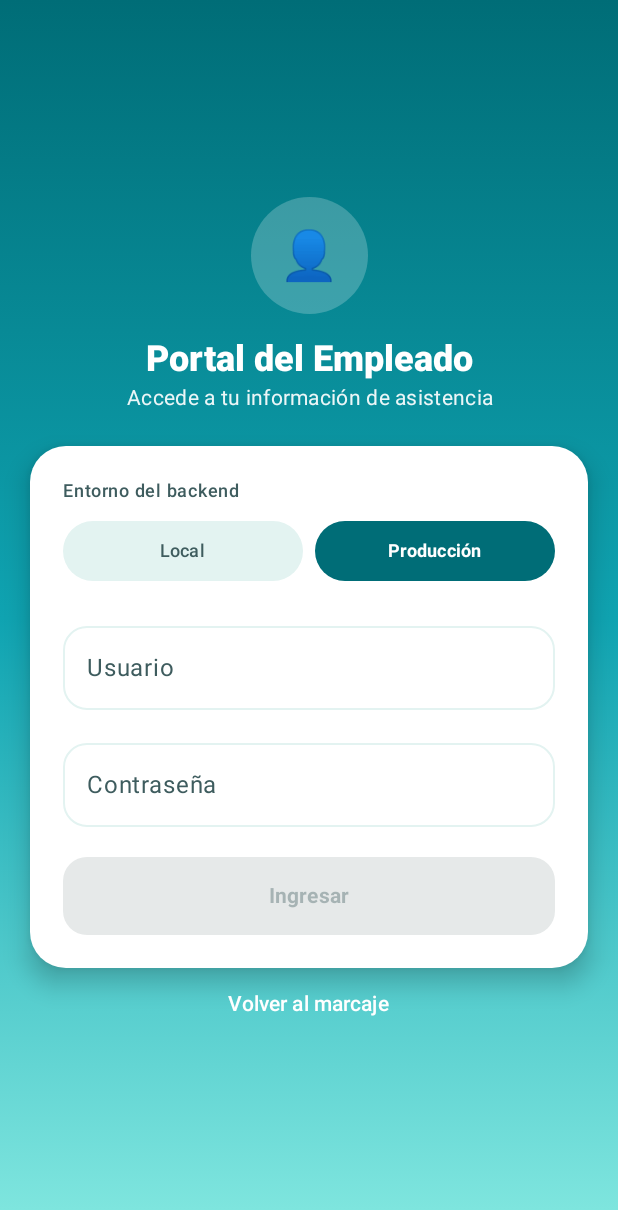
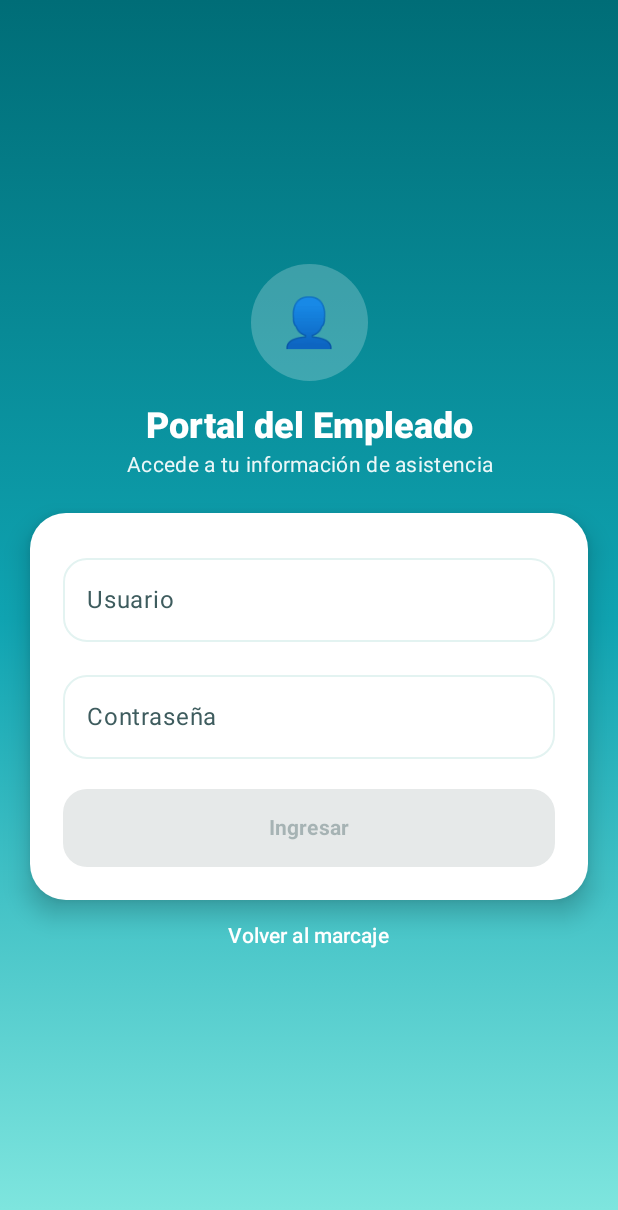
Before and after one commit to ivpizarrofarias/sistemaascistencias, an Android app built with Jetpack Compose: the screen it shows after launch (MainActivity), after a tap on "Portal del empleado (iniciar sesión)", on a phone screen of 412 x 824 dp. Shown: the top 1210 px of the screen. Run offline under Robolectric (Android 15) with nearby library versions, the phone set to English and light mode, and no system bars; 2 other taps on this screen came first.

Commit message:
Rewrite README and remove production backend from Android app

```diff
--- a/android/app/src/main/java/cl/ipfsoft/backend/app/MainActivity.kt
+++ b/android/app/src/main/java/cl/ipfsoft/backend/app/MainActivity.kt
@@ -14,7 +14,7 @@ import androidx.compose.runtime.collectAsState
 import androidx.compose.runtime.getValue
 import androidx.compose.ui.Modifier
 import androidx.lifecycle.ViewModelProvider
-import cl.ipfsoft.backend.app.data.EnvironmentStore
+import cl.ipfsoft.backend.app.data.RetrofitClient
 import cl.ipfsoft.backend.app.data.TokenStore
 import cl.ipfsoft.backend.app.ui.MainViewModel
 import cl.ipfsoft.backend.app.ui.screens.HomeScreen
@@ -31,8 +31,8 @@ class MainActivity : ComponentActivity() {
                 @Suppress("UNCHECKED_CAST")
                 override fun <T : androidx.lifecycle.ViewModel> create(modelClass: Class<T>): T {
                     return MainViewModel(
+                        api = RetrofitClient.instance,
                         tokenStore = TokenStore(applicationContext),
-                        environmentStore = EnvironmentStore(applicationContext),
                     ) as T
                 }
             },
@@ -70,7 +70,6 @@ private fun AppRoot(viewModel: MainViewModel) {
                         state = state,
                         onLogout = { viewModel.logout() },
                         onSelectEmployee = { viewModel.selectEmployee(it) },
-                        onSelectEnvironment = { viewModel.setEnvironment(it) },
                     )
                 }
                 state.showLogin -> {
@@ -78,7 +77,6 @@ private fun AppRoot(viewModel: MainViewModel) {
                         state = state,
                         onLogin = { u, p -> viewModel.login(u, p) },
                         onBack = { viewModel.openKiosk() },
-                        onSelectEnvironment = { viewModel.setEnvironment(it) },
                     )
                 }
                 else -> {
@@ -86,7 +84,6 @@ private fun AppRoot(viewModel: MainViewModel) {
                         state = state,
                         onMark = { viewModel.mark(it) },
                         onOpenLogin = { viewModel.openLogin() },
-                        onSelectEnvironment = { viewModel.setEnvironment(it) },
                     )
                 }
             }
--- a/android/app/src/main/java/cl/ipfsoft/backend/app/data/EnvironmentStore.kt
+++ /dev/null
@@ -1,38 +0,0 @@
-package cl.ipfsoft.backend.app.data
-
-import android.content.Context
-import androidx.datastore.preferences.core.edit
-import androidx.datastore.preferences.core.stringPreferencesKey
-import androidx.datastore.preferences.preferencesDataStore
-import kotlinx.coroutines.flow.Flow
-import kotlinx.coroutines.flow.first
-import kotlinx.coroutines.flow.map
-
-private val Context.environmentDataStore by preferencesDataStore(name = "environment")
-
-/**
- * Guarda el entorno de backend elegido (local o producción) por separado de la
- * sesión, para que cerrar sesión no resetee la elección.
- */
-class EnvironmentStore(private val context: Context) {
-
-    private companion object {
-        val KEY_ENVIRONMENT = stringPreferencesKey("backend_environment")
-    }
-
-    val environment: Flow<BackendEnvironment> = context.environmentDataStore.data.map { prefs ->
-        val nombre = prefs[KEY_ENVIRONMENT] ?: BackendEnvironment.LOCAL.name
-        runCatching { BackendEnvironment.valueOf(nombre) }
-            .getOrDefault(BackendEnvironment.LOCAL)
-            .takeIf { it.isConfigured }
-            ?: BackendEnvironment.LOCAL
-    }
-
-    suspend fun current(): BackendEnvironment = environment.first()
-
-    suspend fun save(environment: BackendEnvironment) {
-        context.environmentDataStore.edit { prefs ->
-            prefs[KEY_ENVIRONMENT] = environment.name
-        }
-    }
-}
--- a/android/app/src/main/java/cl/ipfsoft/backend/app/data/RetrofitClient.kt
+++ b/android/app/src/main/java/cl/ipfsoft/backend/app/data/RetrofitClient.kt
@@ -9,29 +9,16 @@ import retrofit2.converter.gson.GsonConverterFactory
 import java.util.concurrent.TimeUnit
 
 /**
- * Backends que puede usar la app. En ambos casos se consume la API REST: la app
- * nunca se conecta a MySQL directamente.
- *
- * Las URLs se inyectan desde android/local.properties en tiempo de compilación,
- * por lo que la URL de producción no se sube a GitHub. Si no está configurada,
- * la opción aparece deshabilitada en la app.
- */
-enum class BackendEnvironment(val label: String, val baseUrl: String) {
-    LOCAL("Local", BuildConfig.LOCAL_BASE_URL),
-    PRODUCCION("Producción", BuildConfig.PRODUCTION_BASE_URL),
-    ;
-
-    val isConfigured: Boolean
-        get() = baseUrl.startsWith("http://") || baseUrl.startsWith("https://")
-}
-
-/**
  * Cliente HTTP de la app mediante Retrofit/OkHttp.
  *
- * Las rutas de ApiService ya incluyen el prefijo "api/", por eso las URLs base
- * terminan solo en "/". Se crea un cliente por entorno y se reutiliza.
+ * La app apunta solo al backend LOCAL, inyectado desde android/local.properties
+ * (o su valor por defecto). Las rutas de ApiService ya incluyen el prefijo
+ * "api/", por eso BASE_URL termina solo en "/".
  */
 object RetrofitClient {
+
+    // La IP local del emulador se puede sobrescribir en android/local.properties.
+    private val BASE_URL = BuildConfig.LOCAL_BASE_URL
 
     // No registrar cuerpos/cabeceras para evitar exponer tokens o datos sensibles.
     private val logging = HttpLoggingInterceptor().apply {
@@ -61,20 +48,12 @@ object RetrofitClient {
         .readTimeout(30, TimeUnit.SECONDS)
         .build()
 
-    private val instances = mutableMapOf<BackendEnvironment, ApiService>()
-
-    /** Devuelve el cliente API del entorno indicado (local o producción). */
-    fun api(environment: BackendEnvironment): ApiService = synchronized(instances) {
-        instances.getOrPut(environment) {
-            require(environment.isConfigured) {
-                "Falta configurar la URL del backend ${environment.label} en android/local.properties"
-            }
-            Retrofit.Builder()
-                .baseUrl(environment.baseUrl)
-                .client(okHttp)
-                .addConverterFactory(GsonConverterFactory.create())
-                .build()
-                .create(ApiService::class.java)
-        }
+    val instance: ApiService by lazy {
+        Retrofit.Builder()
+            .baseUrl(BASE_URL)
+            .client(okHttp)
+            .addConverterFactory(GsonConverterFactory.create())
+            .build()
+            .create(ApiService::class.java)
     }
 }
--- a/android/app/src/main/java/cl/ipfsoft/backend/app/ui/MainViewModel.kt
+++ b/android/app/src/main/java/cl/ipfsoft/backend/app/ui/MainViewModel.kt
@@ -3,11 +3,8 @@ package cl.ipfsoft.backend.app.ui
 import androidx.lifecycle.ViewModel
 import androidx.lifecycle.viewModelScope
 import cl.ipfsoft.backend.app.data.ApiService
-import cl.ipfsoft.backend.app.data.BackendEnvironment
-import cl.ipfsoft.backend.app.data.EnvironmentStore
 import cl.ipfsoft.backend.app.data.LoginRequest
 import cl.ipfsoft.backend.app.data.MarkRequest
-import cl.ipfsoft.backend.app.data.RetrofitClient
 import cl.ipfsoft.backend.app.data.TokenHolder
 import cl.ipfsoft.backend.app.data.TokenStore
 import kotlinx.coroutines.flow.MutableStateFlow
@@ -15,23 +12,16 @@ import kotlinx.coroutines.flow.StateFlow
 import kotlinx.coroutines.launch
 
 class MainViewModel(
+    private val api: ApiService,
     private val tokenStore: TokenStore,
-    private val environmentStore: EnvironmentStore,
 ) : ViewModel() {
 
     private val _state = MutableStateFlow(UiState())
     val state: StateFlow<UiState> = _state
 
-    private var currentEnvironment: BackendEnvironment = BackendEnvironment.LOCAL
-
-    /** Cliente del entorno activo; se resuelve en cada llamada. */
-    private val api: ApiService get() = RetrofitClient.api(currentEnvironment)
-
-    /** Intenta restaurar el entorno y la sesión guardados al iniciar la app. */
+    /** Intenta restaurar la sesión guardada localmente al iniciar la app. */
     fun restoreSession() {
         viewModelScope.launch {
-            currentEnvironment = environmentStore.current()
-            _state.value = _state.value.copy(environment = currentEnvironment)
             val session = tokenStore.loadSession() ?: return@launch
             // El interceptor necesita el token en memoria antes de cualquier llamada.
             TokenHolder.set(session.token)
@@ -55,21 +45,6 @@ class MainViewModel(
     /** Vuelve al kiosco de marcaje. */
     fun openKiosk() {
         _state.value = _state.value.copy(showLogin = false, error = null)
-    }
-
-    /**
-     * Cambia entre backend local y de producción. El token pertenece a un
-     * servidor concreto, por eso se cierra la sesión al cambiar de entorno.
-     */
-    fun setEnvironment(environment: BackendEnvironment) {
-        if (!environment.isConfigured || environment == currentEnvironment) return
-        viewModelScope.launch {
-            tokenStore.clear()
-            TokenHolder.clear()
-            currentEnvironment = environment
-            environmentStore.save(environment)
-            _state.value = UiState(environment = environment)
-        }
     }
 
     /** Inicia sesión con usuario y contraseña. */
@@ -102,7 +77,7 @@ class MainViewModel(
         viewModelScope.launch {
             tokenStore.clear()
             TokenHolder.clear()
-            _state.value = UiState(environment = currentEnvironment)
+            _state.value = UiState()
         }
     }
 
--- a/android/app/src/main/java/cl/ipfsoft/backend/app/ui/UiState.kt
+++ b/android/app/src/main/java/cl/ipfsoft/backend/app/ui/UiState.kt
@@ -1,7 +1,6 @@
 package cl.ipfsoft.backend.app.ui
 
 import cl.ipfsoft.backend.app.data.AttendanceResponse
-import cl.ipfsoft.backend.app.data.BackendEnvironment
 import cl.ipfsoft.backend.app.data.EmployeeResponse
 import cl.ipfsoft.backend.app.data.LiquidacionResponse
 import cl.ipfsoft.backend.app.data.MarkResponse
@@ -9,8 +8,6 @@ import cl.ipfsoft.backend.app.data.PermisoLaboralResponse
 
 /** Estado de UI compartido por las pantallas de la app. */
 data class UiState(
-    /** Backend al que apunta la app (local o producción). */
-    val environment: BackendEnvironment = BackendEnvironment.LOCAL,
     /** true muestra el portal del empleado; false muestra el kiosco de marcaje. */
     val showLogin: Boolean = false,
     val isAuthenticated: Boolean = false,
--- a/android/app/src/main/java/cl/ipfsoft/backend/app/ui/screens/EnvironmentSelector.kt
+++ /dev/null
@@ -1,54 +0,0 @@
-package cl.ipfsoft.backend.app.ui.screens
-
-import androidx.compose.foundation.layout.Arrangement
-import androidx.compose.foundation.layout.Row
-import androidx.compose.foundation.layout.fillMaxWidth
-import androidx.compose.material3.Button
-import androidx.compose.material3.ButtonDefaults
-import androidx.compose.material3.MaterialTheme
-import androidx.compose.material3.Text
-import androidx.compose.runtime.Composable
-import androidx.compose.ui.Modifier
-import androidx.compose.ui.text.font.FontWeight
-import androidx.compose.ui.unit.dp
-import androidx.compose.ui.unit.sp
-import cl.ipfsoft.backend.app.data.BackendEnvironment
-
-/**
- * Selector de backend (local / producción). La opción de producción aparece
- * deshabilitada si su URL no fue configurada en android/local.properties.
- */
-@Composable
-fun EnvironmentSelector(
-    current: BackendEnvironment,
-    onSelect: (BackendEnvironment) -> Unit,
-    modifier: Modifier = Modifier.fillMaxWidth(),
-) {
-    val colors = MaterialTheme.colorScheme
-    Row(modifier = modifier, horizontalArrangement = Arrangement.spacedBy(8.dp)) {
-        BackendEnvironment.entries.forEach { environment ->
-            val selected = current == environment
-            Button(
-                onClick = { onSelect(environment) },
-                enabled = environment.isConfigured,
-                modifier = Modifier.weight(1f),
-                colors = ButtonDefaults.buttonColors(
-                    containerColor = if (selected) colors.primary else colors.surfaceVariant,
-                    contentColor = if (selected) colors.onPrimary else colors.onSurfaceVariant,
-                    disabledContainerColor = colors.surfaceVariant.copy(alpha = 0.5f),
-                    disabledContentColor = colors.onSurfaceVariant.copy(alpha = 0.6f),
-                ),
-            ) {
-                Text(
-                    text = if (environment.isConfigured) {
-                        environment.label
-                    } else {
-                        "${environment.label} (sin configurar)"
-                    },
-                    fontSize = 12.sp,
-                    fontWeight = if (selected) FontWeight.Bold else FontWeight.Medium,
-                )
-            }
-        }
-    }
-}
--- a/android/app/src/main/java/cl/ipfsoft/backend/app/ui/screens/LoginScreen.kt
+++ b/android/app/src/main/java/cl/ipfsoft/backend/app/ui/screens/LoginScreen.kt
@@ -42,7 +42,6 @@ import androidx.compose.ui.text.input.PasswordVisualTransformation
 import androidx.compose.ui.text.style.TextAlign
 import androidx.compose.ui.unit.dp
 import androidx.compose.ui.unit.sp
-import cl.ipfsoft.backend.app.data.BackendEnvironment
 import cl.ipfsoft.backend.app.ui.UiState
 
 /** Pantalla de inicio de sesión para el portal del empleado. */
@@ -51,7 +50,6 @@ fun LoginScreen(
     state: UiState,
     onLogin: (String, String) -> Unit,
     onBack: () -> Unit,
-    onSelectEnvironment: (BackendEnvironment) -> Unit,
 ) {
     var username by remember { mutableStateOf("") }
     var password by remember { mutableStateOf("") }
@@ -108,18 +106,6 @@ fun LoginScreen(
                     elevation = CardDefaults.cardElevation(defaultElevation = 10.dp)
                 ) {
                     Column(Modifier.padding(22.dp)) {
-                        Text(
-                            "Entorno del backend",
-                            style = MaterialTheme.typography.labelMedium,
-                            color = colors.onSurfaceVariant
-                        )
-                        Spacer(Modifier.height(8.dp))
-                        EnvironmentSelector(
-                            current = state.environment,
-                            onSelect = onSelectEnvironment,
-                        )
-                        Spacer(Modifier.height(18.dp))
-
                         state.error?.let {
                             Box(
                                 modifier = Modifier
--- a/android/app/src/main/java/cl/ipfsoft/backend/app/ui/screens/MarkScreen.kt
+++ b/android/app/src/main/java/cl/ipfsoft/backend/app/ui/screens/MarkScreen.kt
@@ -42,7 +42,6 @@ import androidx.compose.ui.text.input.KeyboardType
 import androidx.compose.ui.text.style.TextAlign
 import androidx.compose.ui.unit.dp
 import androidx.compose.ui.unit.sp
-import cl.ipfsoft.backend.app.data.BackendEnvironment
 import cl.ipfsoft.backend.app.data.MarkResponse
 import cl.ipfsoft.backend.app.ui.UiState
 
@@ -55,7 +54,6 @@ fun MarkScreen(
     state: UiState,
     onMark: (String) -> Unit,
     onOpenLogin: () -> Unit,
-    onSelectEnvironment: (BackendEnvironment) -> Unit,
 ) {
     var codigo by remember { mutableStateOf("") }
     val colors = MaterialTheme.colorScheme
@@ -116,18 +114,6 @@ fun MarkScreen(
                     elevation = CardDefaults.cardElevation(defaultElevation = 12.dp)
                 ) {
                     Column(Modifier.padding(22.dp)) {
-                        Text(
-                            "Entorno del backend",
-                            style = MaterialTheme.typography.labelMedium,
-                            color = colors.onSurfaceVariant
-                        )
-                        Spacer(Modifier.height(8.dp))
-                        EnvironmentSelector(
-                            current = state.environment,
-                            onSelect = onSelectEnvironment,
-                        )
-                        Spacer(Modifier.height(20.dp))
-
                         Text(
                             "Ingresa tu código de marcaje",
                             style = MaterialTheme.typography.titleLarge,
```
Also changed, not shown: android/app/build.gradle.kts (+11 -14 lines), android/app/src/main/java/cl/ipfsoft/backend/app/ui/screens/HomeScreen.kt (+0 -21 lines), 3 other files.
